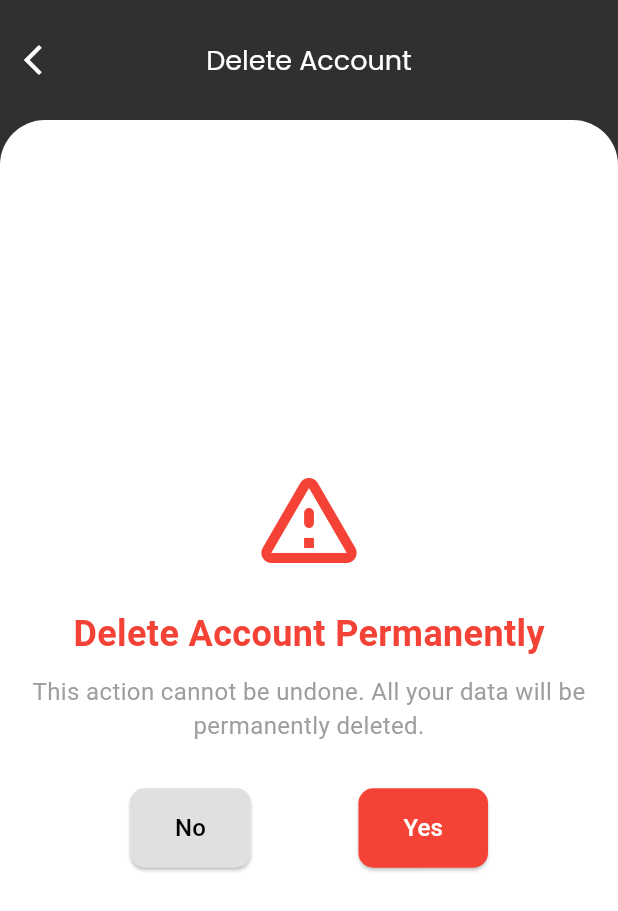
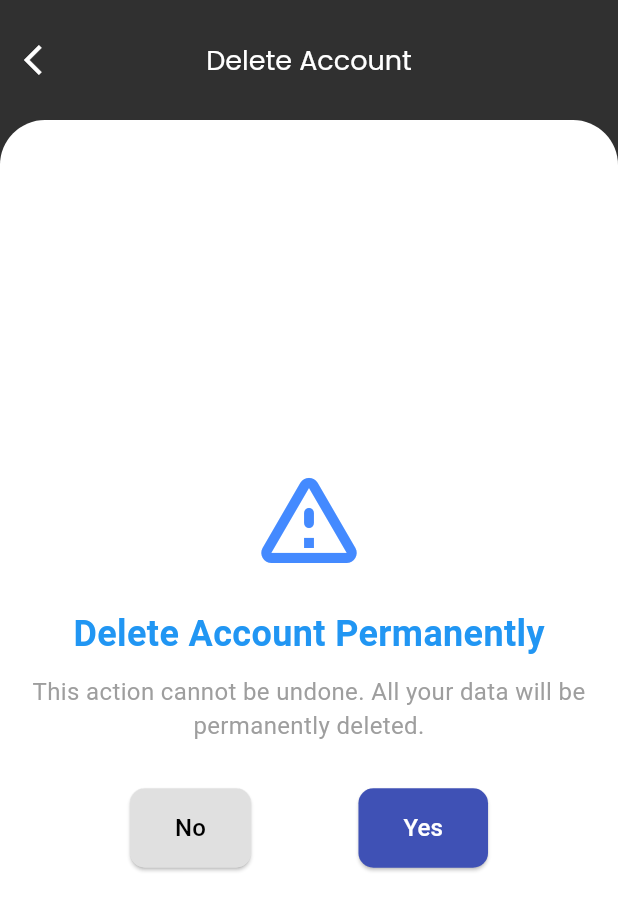
Before and after one commit to Nishia25/face_detection_frontend, a Flutter app: the AccountPage screen opened directly, after a tap on "Delete Account", on a phone screen of 412 x 824 dp. Shown: the top 911 px of the screen. Run offline on Flutter 3.47's test engine with Material 3 defaults, Android fonts, the phone set to English and light mode, and no system bars; our stand-ins replace cloud_firestore, firebase_auth, firebase_core, firebase_messaging, firebase_storage, get and 6 more; accounts and stored records are empty.

Commit message:
add image

```diff
--- a/lib/common/config/app_images.dart
+++ b/lib/common/config/app_images.dart
@@ -5,4 +5,7 @@ class AppImages{
   static const delete_icon = "assets/images/delete_icon.png";
   static const notification_icon = "assets/images/notification_icon.png";
   static const password_icon = "assets/images/password_icon.png";
+  static const ambulance_icon = "assets/images/ambulance.png";
+  static const driver_icon = "assets/images/driver.png";
+  static const police_icon = "assets/images/police.png";
 }
--- a/lib/src/accounts/accounts_pages/delete_account.dart
+++ b/lib/src/accounts/accounts_pages/delete_account.dart
@@ -40,7 +40,7 @@ class DeleteAccount extends StatelessWidget {
                       const Icon(
                         Icons.warning_amber_rounded,
                         size: 80,
-                        color: Colors.red,
+                        color: Colors.blueAccent,
                       ),
                       const SizedBox(height: 20),
                       const Text(
@@ -48,7 +48,7 @@ class DeleteAccount extends StatelessWidget {
                         style: TextStyle(
                           fontSize: 24,
                           fontWeight: FontWeight.bold,
-                          color: Colors.red,
+                          color: Colors.blue,
                         ),
                       ),
                       const SizedBox(height: 10),
@@ -82,7 +82,7 @@ class DeleteAccount extends StatelessWidget {
                           ElevatedButton(
                             onPressed: () => controller.showDeleteConfirmation(context),
                             style: ElevatedButton.styleFrom(
-                              backgroundColor: Colors.red,
+                              backgroundColor: Colors.indigo,
                               foregroundColor: Colors.white,
                               padding: const EdgeInsets.symmetric(horizontal: 30, vertical: 15),
                               shape: RoundedRectangleBorder(
--- a/lib/src/accounts/controller/delete_account_controller.dart
+++ b/lib/src/accounts/controller/delete_account_controller.dart
@@ -3,6 +3,7 @@ import 'package:get/get.dart';
 import 'package:firebase_auth/firebase_auth.dart';
 import 'package:cloud_firestore/cloud_firestore.dart';
 import 'package:shared_preferences/shared_preferences.dart';
+import 'package:vision_intelligence/src/auth/view/signin_screen.dart';
 
 class DeleteAccountController extends GetxController {
   final RxBool isLoading = false.obs;
@@ -27,7 +28,7 @@ class DeleteAccountController extends GetxController {
         await prefs.clear();
 
         // Navigate to login screen
-        Get.offAllNamed('/login');
+        Get.off(SignInScreen());
       }
     } on FirebaseAuthException catch (e) {
       String message = 'Failed to delete account';
--- a/lib/src/accounts/view/account_page.dart
+++ b/lib/src/accounts/view/account_page.dart
@@ -91,7 +91,7 @@ class _AccountPageState extends State<AccountPage> {
                               onChanged: (bool value) {
                                 accountController.lights.value = value;
                               },
-                              activeTrackColor: Color.fromRGBO(237, 29, 36, 1),
+                              activeTrackColor: Colors.indigo,
                             ),
                           );
                         }),
@@ -100,12 +100,14 @@ class _AccountPageState extends State<AccountPage> {
                       _buildSectionTitle("Help & Support"),
                       SizedBox(height: 15,),
                       SettingOptions(
-                        icon: Icon(
-                          Icons.person_search_outlined,
+                        icon: ImageIcon(
+                          AssetImage(AppImages.contact_icon),
+                          color: Colors.black,
+                          size: 24,
                         ),
-                        title: "About Us",
+                        title: "Emergency Contacts",
                         onTap: () {
-                          Get.to(() => AboutUs());
+                          Get.to(() => ContactUs());
                         },
                       ),
                       SettingOptions(
@@ -118,14 +120,12 @@ class _AccountPageState extends State<AccountPage> {
                         },
                       ),
                       SettingOptions(
-                        icon: ImageIcon(
-                          AssetImage(AppImages.contact_icon),
-                          color: Colors.black,
-                          size: 24,
+                        icon: Icon(
+                          Icons.person_search_outlined,
                         ),
-                        title: "Contact Us",
+                        title: "About Us",
                         onTap: () {
-                          Get.to(() => ContactUs());
+                          Get.to(() => AboutUs());
                         },
                       ),
                       SettingOptions(
```
Also changed, not shown: lib/src/accounts/accounts_pages/contact_us.dart (+29 -0 lines), assets/images/ambulance.png (added), assets/images/driver.png (added), assets/images/police.png (added).
